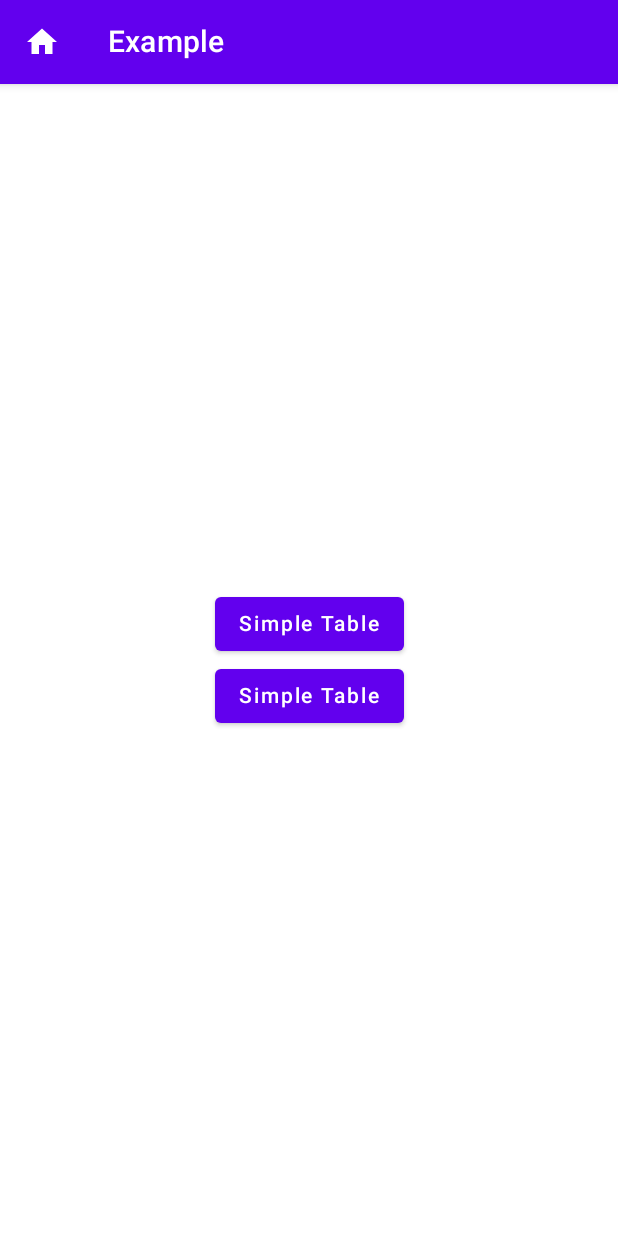
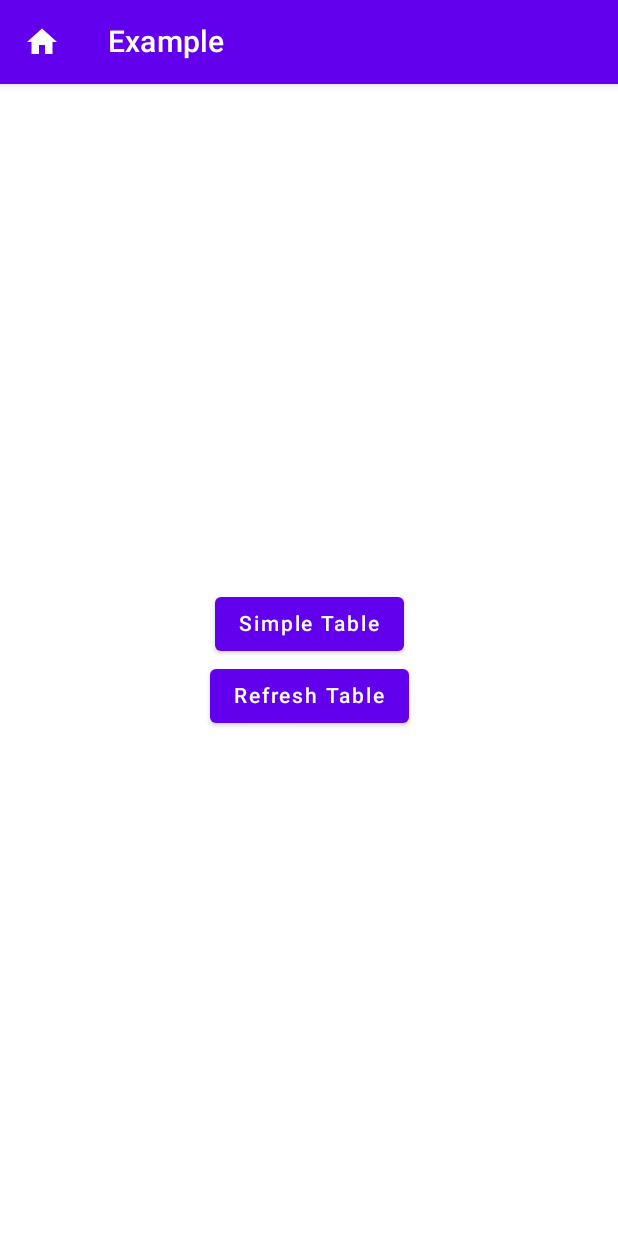
Before and after one commit to MayLau-CbL/compose_horizontal_data_table, an Android app built with Jetpack Compose: the screen it shows after launch (MainActivity), on a phone screen of 412 x 824 dp. Run offline under Robolectric (Android 15) with nearby library versions, the phone set to English and light mode, and no system bars.

Commit message:
fixed example page button

```diff
--- a/app/src/main/java/cbl/tools/compose/horizontaldatatable/HomePage.kt
+++ b/app/src/main/java/cbl/tools/compose/horizontaldatatable/HomePage.kt
@@ -29,7 +29,7 @@ fun HomePage(navController: NavController) {
         Button(onClick = {
             navController.navigate("refresh_table")
         }) {
-            Text("Simple Table")
+            Text("Refresh Table")
         }
     }
 }
```
